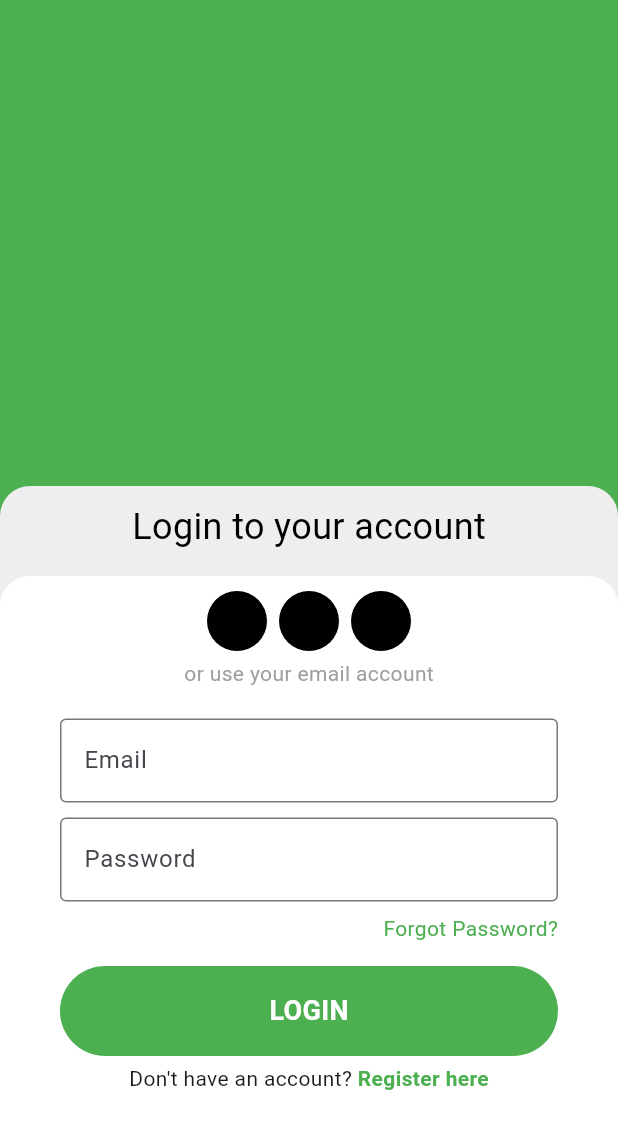
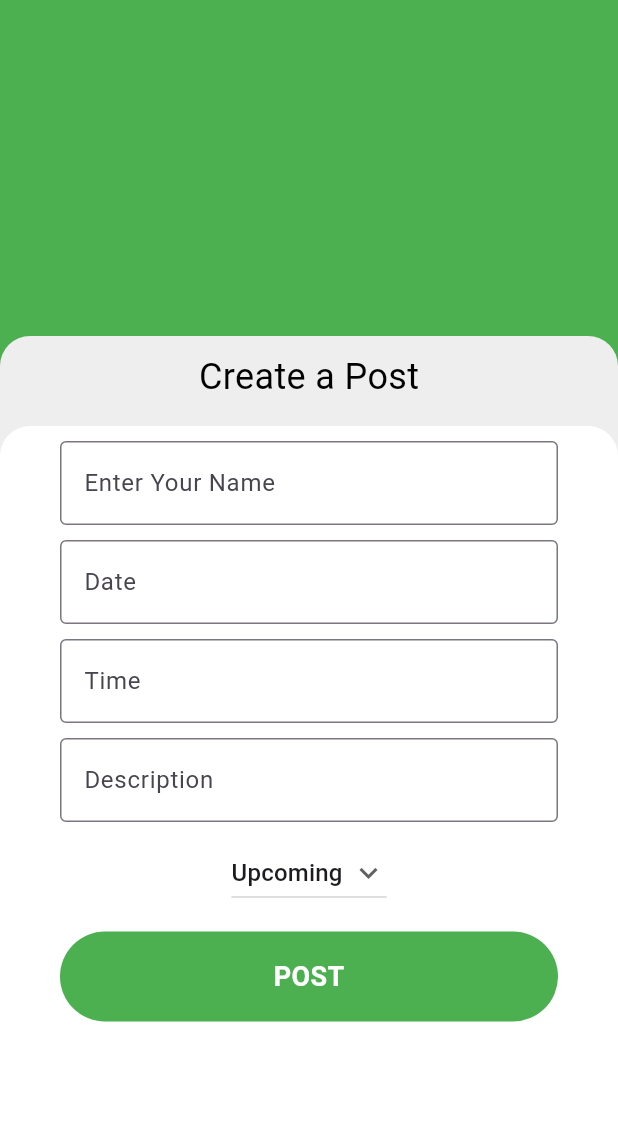
Before and after one commit to aftab998/voting_app, a Flutter app: the screen it shows after launch, on a phone screen of 412 x 824 dp. Shown: the top 1129 px of the screen. Run offline on Flutter 3.47's test engine with Material 2 defaults, Android fonts, the phone set to English and light mode, and no system bars.

Commit message:
second commit

```diff
--- a/lib/main.dart
+++ b/lib/main.dart
@@ -1,5 +1,7 @@
 import 'package:flutter/material.dart';
-import 'package:voting_app/screens/login/login.dart';
+import 'package:voting_app/screens/election_post/electionPost.dart';
+import 'package:voting_app/screens/home/home.dart';
+
 
 void main() {
   runApp(const MyApp());
@@ -33,7 +35,7 @@ class MyApp extends StatelessWidget {
         colorScheme: ColorScheme.fromSeed(seedColor: Colors.deepPurple),
         useMaterial3: true,
       ),
-      home: const login(),
+      home: electionPost(),
     );
   }
 }
--- /dev/null
+++ b/lib/model/electionModel.dart
@@ -0,0 +1,44 @@
+class electionModel {
+  int? electionID;
+  String? name;
+  String? date;
+  String? time;
+  String? description;
+  String? status;
+  String? createdAt;
+  String? updatedAt;
+
+  electionModel(
+      {this.electionID,
+      this.name,
+      this.date,
+      this.time,
+      this.description,
+      this.status,
+      this.createdAt,
+      this.updatedAt});
+
+  electionModel.fromJson(Map<String, dynamic> json) {
+    electionID = json['ElectionID'];
+    name = json['Name'];
+    date = json['Date'];
+    time = json['Time'];
+    description = json['Description'];
+    status = json['Status'];
+    createdAt = json['created_at'];
+    updatedAt = json['updated_at'];
+  }
+
+  Map<String, dynamic> toJson() {
+    final Map<String, dynamic> data = new Map<String, dynamic>();
+    data['ElectionID'] = this.electionID;
+    data['Name'] = this.name;
+    data['Date'] = this.date;
+    data['Time'] = this.time;
+    data['Description'] = this.description;
+    data['Status'] = this.status;
+    data['created_at'] = this.createdAt;
+    data['updated_at'] = this.updatedAt;
+    return data;
+  }
+}
--- /dev/null
+++ b/lib/screens/election_post/electionPost.dart
@@ -0,0 +1,194 @@
+import 'package:flutter/material.dart';
+import 'package:http/http.dart';
+
+class electionPost extends StatefulWidget {
+  const electionPost({super.key});
+
+  @override
+  State<electionPost> createState() => _electionPostState();
+}
+
+class _electionPostState extends State<electionPost> {
+  String dropdownvalue = 'Upcoming';
+
+  // List of items in our dropdown menu
+  var items = [
+    'Upcoming',
+    'Ongoing',
+    'Completed',
+  ];
+
+  final TextEditingController nameController = TextEditingController();
+  final TextEditingController dateController = TextEditingController();
+  final TextEditingController timeController = TextEditingController();
+  final TextEditingController descController = TextEditingController();
+
+  void electionPost(String name, String date, String time, String desc,
+      String dropData) async {
+    try {
+      Response response = await post(
+          Uri.parse('https://alelection.blogvali.com/api/elections'),
+          body: {
+            "Name": name,
+            "Date": date,
+            "Time": time,
+            "Descrition": desc,
+            "Status": dropData,
+          });
+      if (response.statusCode == 200) {
+        print('Post create successfully');
+      } else {
+        print("failed");
+      }
+    } catch (e) {
+      print(e.toString());
+    }
+  }
+
+  @override
+  Widget build(BuildContext context) {
+    return Scaffold(
+      backgroundColor: Colors.green,
+      body: Column(
+        mainAxisAlignment: MainAxisAlignment.end,
+        children: [
+          Stack(
+            alignment: AlignmentDirectional.bottomEnd,
+            children: [
+              Container(
+                height: 600,
+                width: double.infinity,
+                decoration: BoxDecoration(
+                  color: Colors.grey.shade200,
+                  borderRadius: BorderRadius.only(
+                    topLeft: Radius.circular(20),
+                    topRight: Radius.circular(20),
+                  ),
+                ),
+                child: Padding(
+                  padding: EdgeInsets.symmetric(vertical: 10.0),
+                  child: Align(
+                    alignment: Alignment.topCenter,
+                    child: Text("Create a Post",
+                        style: TextStyle(fontSize: 24, color: Colors.black)),
+                  ),
+                ),
+              ),
+              Container(
+                height: 540,
+                width: double.infinity,
+                decoration: BoxDecoration(
+                    color: Colors.white,
+                    borderRadius: BorderRadius.only(
+                      topLeft: Radius.circular(20),
+                      topRight: Radius.circular(20),
+                    )),
+                child: Column(
+                  children: [
+                    Padding(
+                      padding: const EdgeInsets.symmetric(vertical: 10.0),
+                      child: Column(
+                        children: [
+                          Padding(
+                            padding:
+                                const EdgeInsets.symmetric(horizontal: 40.0),
+                            child: Container(
+                                child: Column(
+                              children: [
+                                TextFormField(
+                                  controller: nameController,
+                                  decoration: InputDecoration(
+                                      border: OutlineInputBorder(),
+                                      focusedBorder: OutlineInputBorder(
+                                          borderSide:
+                                              BorderSide(color: Colors.green)),
+                                      labelText: 'Enter Your Name'),
+                                ),
+                                const SizedBox(height: 10),
+                                TextFormField(
+                                  controller: dateController,
+                                  decoration: InputDecoration(
+                                      border: OutlineInputBorder(),
+                                      focusedBorder: OutlineInputBorder(
+                                          borderSide:
+                                              BorderSide(color: Colors.green)),
+                                      labelText: 'Date'),
+                                ),
+                                const SizedBox(height: 10),
+                                TextFormField(
+                                  controller: timeController,
+                                  decoration: InputDecoration(
+                                      border: OutlineInputBorder(),
+                                      focusedBorder: OutlineInputBorder(
+                                          borderSide:
+                                              BorderSide(color: Colors.green)),
+                                      labelText: 'Time'),
+                                ),
+                                const SizedBox(height: 10),
+                                TextFormField(
+                                  controller: descController,
+                                  decoration: InputDecoration(
+                                      border: OutlineInputBorder(),
+                                      focusedBorder: OutlineInputBorder(
+                                          borderSide:
+                                              BorderSide(color: Colors.green)),
+                                      labelText: 'Description'),
+                                ),
+                                const SizedBox(height: 10),
+                                DropdownButton(
+                                  value: dropdownvalue,
+                                  icon: const Icon(Icons.keyboard_arrow_down),
+                                  items: items.map((String items) {
+                                    return DropdownMenuItem(
+                                      value: items,
+                                      child: Text(items),
+                                    );
+                                  }).toList(),
+                                  onChanged: (String? newValue) {
+                                    setState(() {
+                                      dropdownvalue = newValue!;
+                                    });
+                                  },
+                                ),
+                                const SizedBox(height: 15),
+                                GestureDetector(
+                                  onTap: () {
+                                    electionPost(
+                                      nameController.text.toString(),
+                                      dateController.text.toString(),
+                                      timeController.text.toString(),
+                                      descController.text.toString(),
+                                      dropdownvalue.toString(),
+                                    );
+                                  },
+                                  child: Container(
+                                      height: 60,
+                                      width: double.infinity,
+                                      decoration: BoxDecoration(
+                                          color: Colors.green,
+                                          borderRadius:
+                                              BorderRadius.circular(30)),
+                                      child: Center(
+                                        child: Text("POST",
+                                            style: TextStyle(
+                                                fontSize: 18,
+                                                color: Colors.white,
+                                                fontWeight: FontWeight.bold)),
+                                      )),
+                                ),
+                              ],
+                            )),
+                          )
+                        ],
+                      ),
+                    )
+                  ],
+                ),
+              ),
+            ],
+          ),
+        ],
+      ),
+    );
+  }
+}
```
Also changed, not shown: lib/screens/home/home.dart (added, +55 -0 lines), lib/screens/home/homeNav.dart (added, +151 -0 lines), lib/screens/profile/profile.dart (added, +230 -0 lines).
